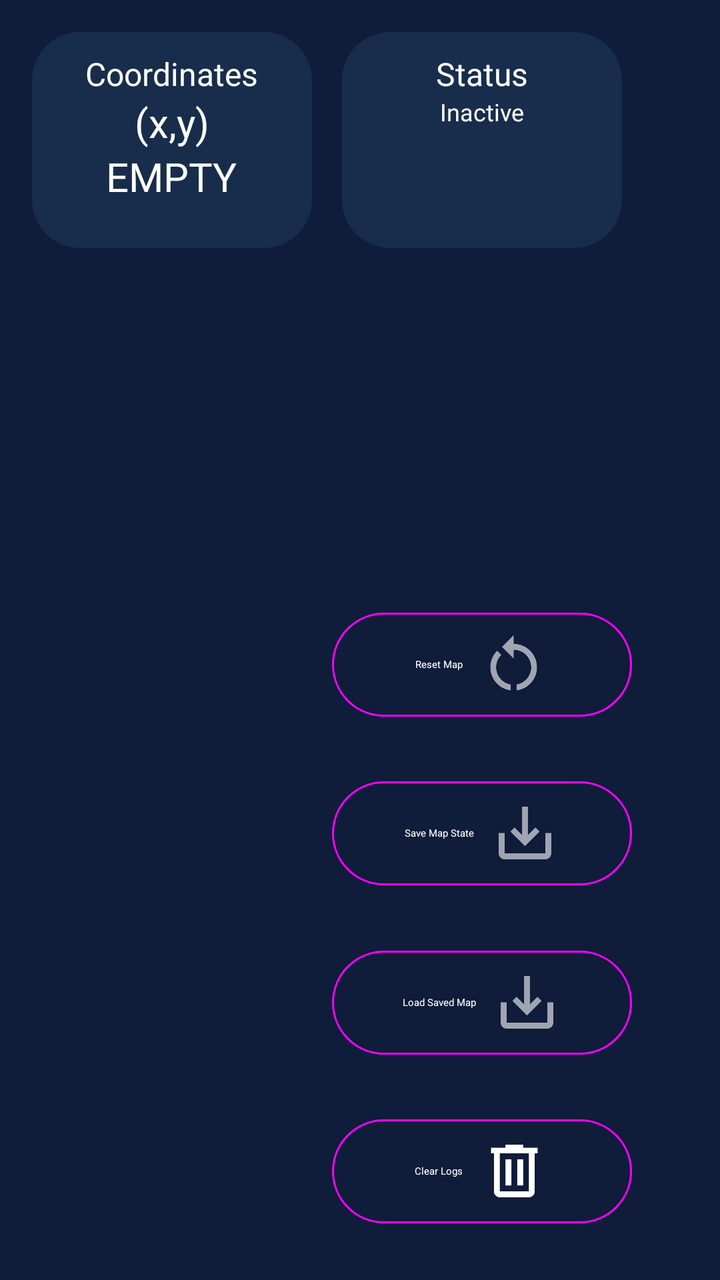
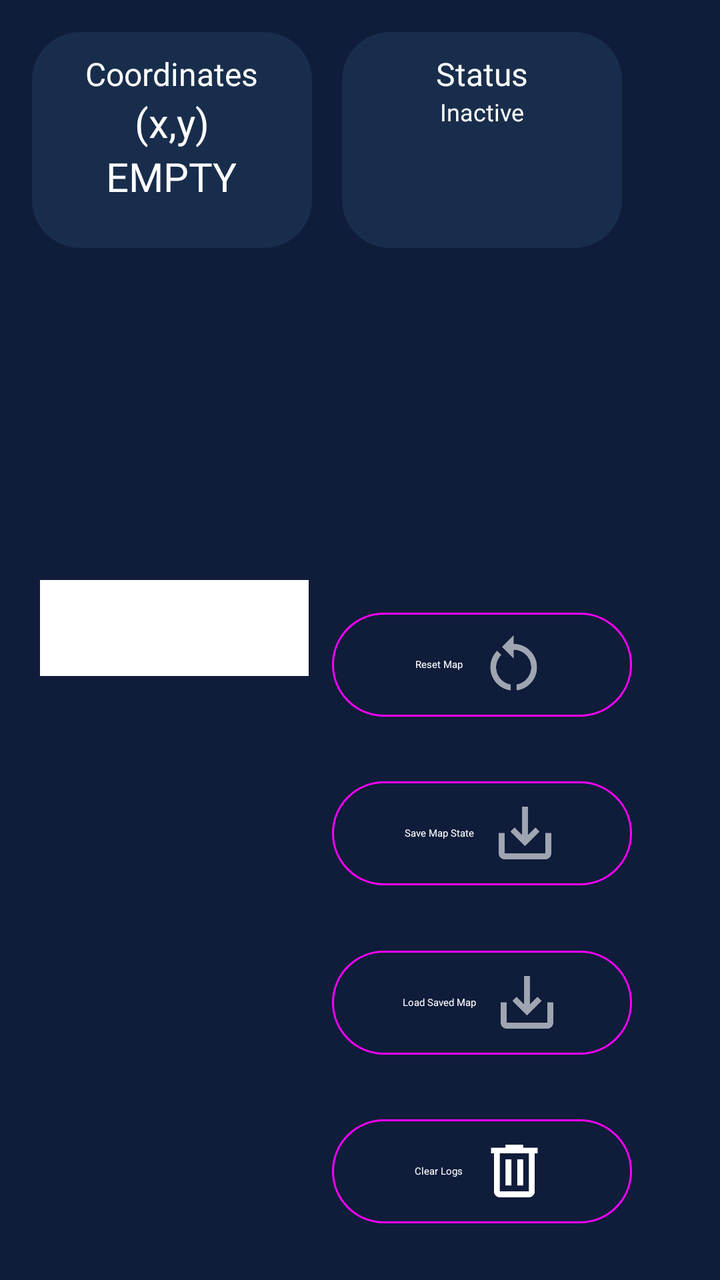

An Android layout rendered at two revisions. The XML below is the earlier revision; the diff shows what the commit changed to produce the second picture.
<!-- AndroidManifest.xml: application theme Theme.Sc2079 -->
<!-- res/layout/activity_main.xml -->
<?xml version="1.0" encoding="utf-8"?>

<androidx.constraintlayout.widget.ConstraintLayout xmlns:android="http://schemas.android.com/apk/res/android"
    xmlns:app="http://schemas.android.com/apk/res-auto"
    xmlns:tools="http://schemas.android.com/tools"
    android:id="@+id/container"
    android:layout_width="match_parent"
    android:layout_height="match_parent"
    android:background="@color/dark_blue_700">

    
    <LinearLayout
        android:id="@+id/headerBar"
        android:layout_width="0dp"
        android:layout_height="wrap_content"
        android:orientation="horizontal"
        android:background="@color/dark_blue_700"
        android:gravity="center_vertical"
        android:padding="16dp"
        app:layout_constraintTop_toTopOf="parent"
        app:layout_constraintStart_toStartOf="parent"
        app:layout_constraintEnd_toEndOf="parent">

        <LinearLayout
            android:layout_width="450dp"
            android:layout_height="match_parent"
            android:orientation="horizontal">

            
            <LinearLayout
                android:layout_width="140dp"
                android:layout_height="match_parent"
                android:orientation="vertical"
                android:padding="10dp"
                android:background="@drawable/rounded_status_background"
                android:backgroundTint="@color/dark_blue_200">

                <TextView
                    android:layout_width="wrap_content"
                    android:layout_height="wrap_content"
                    android:layout_gravity="center"
                    android:text="Coordinates"
                    android:textSize="16sp"
                    android:textColor="@color/white"
                    android:fontFamily="@font/poppins_bold" />

                <TextView
                    android:id="@+id/give_vehicle_coord_now"
                    android:layout_width="wrap_content"
                    android:layout_height="wrap_content"
                    android:layout_gravity="center"
                    android:text="(x,y)"
                    android:textSize="20sp"
                    android:textColor="@color/white"
                    android:fontFamily="@font/poppins_regular" />

                <TextView
                    android:id="@+id/give_vehicle_direction_now"
                    android:layout_width="wrap_content"
                    android:layout_height="wrap_content"
                    android:layout_gravity="center"
                    android:fontFamily="@font/poppins_regular"
                    android:text="EMPTY"
                    android:textColor="@color/white"
                    android:textSize="20sp" />
            </LinearLayout>

            

            
            <LinearLayout
                android:layout_width="140dp"
                android:layout_height="match_parent"
                android:orientation="vertical"
                android:padding="10dp"
                android:background="@drawable/rounded_status_background"
                android:backgroundTint="@color/dark_blue_200"
                android:layout_marginStart="15dp">

                <TextView
                    android:layout_width="wrap_content"
                    android:layout_height="wrap_content"
                    android:layout_gravity="center"
                    android:text="Status"
                    android:textSize="16sp"
                    android:textColor="@color/white"
                    android:fontFamily="@font/poppins_bold" />

                <TextView
                    android:id="@+id/give_vehicle_status_now"
                    android:layout_width="wrap_content"
                    android:layout_height="wrap_content"
                    android:layout_gravity="center"
                    android:text="Inactive"
                    android:textSize="12sp"
                    android:textColor="@color/white"
                    android:fontFamily="@font/poppins_regular" />
            </LinearLayout>
        </LinearLayout>
        <androidx.constraintlayout.widget.ConstraintLayout
            android:layout_width="match_parent"
            android:layout_height="match_parent"
            android:padding="10dp">

            <ImageButton
                android:id="@+id/btnCoordinates"
                android:layout_width="60dp"
                android:layout_height="60dp"
                android:layout_marginTop="18dp"
                android:layout_marginEnd="24dp"
                android:background="@drawable/button_rounded_square_background"
                android:backgroundTint="@color/cyan"
                android:contentDescription="Bluetooth"
                android:padding="15dp"
                android:scaleType="fitCenter"
                android:src="@drawable/ic_bluetooth_24dp"
                app:layout_constraintEnd_toStartOf="@+id/btnBluetooth"
                app:layout_constraintTop_toTopOf="parent"
                app:tint="@android:color/white" />

            <ImageButton
                android:id="@+id/btnAddCoordinate"
                android:layout_width="60dp"
                android:layout_height="60dp"
                android:layout_marginTop="18dp"
                android:layout_marginEnd="24dp"
                android:background="@drawable/button_rounded_square_background"
                android:backgroundTint="@color/cyan"
                android:contentDescription="Bluetooth"
                android:padding="15dp"
                android:scaleType="fitCenter"
                android:src="@drawable/ic_bluetooth_24dp"
                app:layout_constraintEnd_toStartOf="@+id/btnCoordinates"
                app:layout_constraintTop_toTopOf="parent"
                app:tint="@android:color/white" />

            <ImageButton
                android:id="@+id/btnBluetooth"
                android:layout_width="60dp"
                android:layout_height="60dp"
                android:layout_marginTop="18dp"
                android:layout_marginEnd="24dp"
                android:background="@drawable/button_rounded_square_background"
                android:backgroundTint="@color/cyan"
                android:contentDescription="Bluetooth"
                android:padding="15dp"
                android:scaleType="fitCenter"
                android:src="@drawable/ic_bluetooth_24dp"
                app:layout_constraintEnd_toEndOf="parent"
                app:layout_constraintTop_toTopOf="parent"
                app:tint="@android:color/white" />

            <ImageView
                android:id="@+id/bluetoothStatus"
                android:layout_width="30dp"
                android:layout_height="30dp"
                android:background="@drawable/circle_background"
                android:backgroundTint="@color/status_disconnected"
                android:scaleType="fitCenter"
                android:src="@drawable/ic_status_disconnected_24dp"
                app:layout_constraintTop_toTopOf="@+id/btnBluetooth"
                app:layout_constraintEnd_toEndOf="@+id/btnBluetooth"
                android:layout_marginTop="40dp"
                android:layout_marginEnd="-10dp" />
        </androidx.constraintlayout.widget.ConstraintLayout>
    </LinearLayout>

    
    <androidx.constraintlayout.widget.ConstraintLayout
        android:id="@+id/constraintGridMapView"
        android:layout_width="750dp"
        android:layout_height="750dp"
        android:layout_marginTop="40dp"
        app:layout_constraintEnd_toEndOf="parent"
        app:layout_constraintStart_toStartOf="parent"
        app:layout_constraintTop_toBottomOf="@id/headerBar">

        
        <LinearLayout
            android:id="@+id/y_axis_numbers"
            android:layout_width="40dp"
            android:layout_height="0dp"
            android:gravity="center"
            android:orientation="vertical"
            android:paddingBottom="10dp"
            app:layout_constraintBottom_toTopOf="@+id/x_axis_numbers"
            app:layout_constraintStart_toStartOf="parent"
            app:layout_constraintTop_toTopOf="parent" />

        
        <LinearLayout
            android:id="@+id/x_axis_numbers"
            android:layout_width="0dp"
            android:layout_height="40dp"
            android:gravity="center"
            android:orientation="horizontal"
            android:paddingStart="5dp"
            app:layout_constraintBottom_toBottomOf="parent"
            app:layout_constraintEnd_toEndOf="parent"
            app:layout_constraintStart_toEndOf="@id/y_axis_numbers">

        </LinearLayout>

        
        <LinearLayout
            android:id="@+id/gridMapView"
            android:layout_width="710dp"
            android:layout_height="710dp"
            android:orientation="vertical"
            app:layout_constraintBottom_toTopOf="@id/x_axis_numbers"
            app:layout_constraintDimensionRatio="1:1"
            app:layout_constraintEnd_toEndOf="parent"
            app:layout_constraintStart_toEndOf="@id/y_axis_numbers"
            app:layout_constraintTop_toTopOf="parent">


        </LinearLayout>
    </androidx.constraintlayout.widget.ConstraintLayout>

    

    <androidx.constraintlayout.widget.ConstraintLayout
        android:id="@+id/joystick_tabs_layout"
        android:layout_width="0dp"
        android:layout_height="wrap_content"
        android:layout_marginHorizontal="20dp"
        app:layout_constraintBottom_toBottomOf="parent"
        app:layout_constraintEnd_toEndOf="parent"
        app:layout_constraintStart_toStartOf="parent">

        
        <androidx.constraintlayout.widget.ConstraintLayout
            android:id="@+id/joystickConstraintLayout"
            android:layout_width="0dp"
            android:layout_height="0dp"

            app:layout_constraintBottom_toBottomOf="parent"
            app:layout_constraintEnd_toStartOf="@+id/sub_navigation_bar"
            app:layout_constraintStart_toStartOf="parent"
            app:layout_constraintTop_toTopOf="parent">

            <io.github.controlwear.virtual.joystick.android.JoystickView
                android:id="@+id/joystickView"
                android:layout_width="174dp"
                android:layout_height="208dp"
                app:JV_backgroundColor="@color/cyan"
                app:JV_borderColor="@color/white"
                app:JV_borderWidth="4dp"
                app:JV_buttonColor="@color/magenta"
                app:JV_buttonSizeRatio="15%"
                app:JV_fixedCenter="false"
                app:layout_constraintEnd_toEndOf="parent"
                app:layout_constraintStart_toStartOf="parent" />

            <ImageButton
                android:id="@+id/reverse_left_button"
                android:layout_width="60dp"
                android:layout_height="40dp"
                android:background="@drawable/button_rounded_square_background"
                android:src="@drawable/reverse_left_button"
                app:JV_buttonColor="@color/magenta"
                app:layout_constraintStart_toStartOf="parent"
                app:layout_constraintTop_toBottomOf="@id/joystickView"
                app:tint="@android:color/white" />

            <ImageButton
                android:id="@+id/reverse_right_button"
                android:layout_width="60dp"
                android:layout_height="40dp"
                android:background="@drawable/button_rounded_square_background"
                android:backgroundTint="@color/magenta"
                android:src="@drawable/reverse_right_button"
                app:layout_constraintEnd_toEndOf="parent"
                app:layout_constraintTop_toBottomOf="@id/joystickView"
                app:tint="@android:color/white" />
        </androidx.constraintlayout.widget.ConstraintLayout>

        
        <LinearLayout
            android:id="@+id/change_save_layout"
            android:layout_width="wrap_content"
            android:layout_height="wrap_content"
            android:layout_marginTop="10dp"
            android:orientation="vertical"
            app:layout_constraintStart_toStartOf="@id/joystickConstraintLayout"
            app:layout_constraintTop_toBottomOf="@id/joystickConstraintLayout">

        </LinearLayout>

        <com.google.android.material.button.MaterialButton
            android:id="@+id/save_map_button"
            style="@style/Widget.Material3.Button.OutlinedButton"
            android:layout_width="150dp"
            android:layout_height="60dp"
            android:layout_marginStart="12dp"
            android:layout_marginTop="12dp"
            android:layout_marginEnd="24dp"
            android:layout_marginBottom="12dp"
            android:text="Save Map State"
            android:textColor="@color/white"
            app:icon="@drawable/save_map_icon"
            app:iconGravity="textEnd"
            app:iconPadding="8dp"
            app:iconSize="35dp"
            app:iconTint="@android:color/white"
            app:layout_constraintBottom_toTopOf="@+id/load_map_button"
            app:layout_constraintEnd_toEndOf="parent"
            app:layout_constraintStart_toEndOf="@+id/sub_navigation_bar"
            app:layout_constraintTop_toBottomOf="@+id/reset_map_button" />

        <com.google.android.material.button.MaterialButton
            android:id="@+id/load_map_button"
            style="@style/Widget.Material3.Button.OutlinedButton"
            android:layout_width="150dp"
            android:layout_height="60dp"
            android:layout_marginStart="12dp"
            android:layout_marginTop="12dp"
            android:layout_marginEnd="24dp"
            android:layout_marginBottom="12dp"
            android:text="Load Saved Map"
            android:textColor="@color/white"
            app:icon="@drawable/save_map_icon"
            app:iconGravity="textEnd"
            app:iconPadding="8dp"
            app:iconSize="35dp"
            app:iconTint="@android:color/white"
            app:layout_constraintBottom_toTopOf="@+id/clear_logs_button"
            app:layout_constraintEnd_toEndOf="parent"
            app:layout_constraintStart_toEndOf="@+id/sub_navigation_bar"
            app:layout_constraintTop_toBottomOf="@+id/save_map_button" />

        <com.google.android.material.button.MaterialButton
            android:id="@+id/clear_logs_button"
            style="@style/Widget.Material3.Button.OutlinedButton"
            android:layout_width="150dp"
            android:layout_height="60dp"
            android:layout_marginStart="12dp"
            android:layout_marginTop="12dp"
            android:layout_marginEnd="24dp"
            android:layout_marginBottom="24dp"
            android:text="Clear Logs"
            android:textColor="@color/white"
            app:icon="@drawable/outline_delete_24dp"
            app:iconGravity="textEnd"
            app:iconPadding="8dp"
            app:iconSize="35dp"
            app:iconTint="@android:color/white"
            app:layout_constraintBottom_toBottomOf="parent"
            app:layout_constraintEnd_toEndOf="parent"
            app:layout_constraintStart_toEndOf="@+id/sub_navigation_bar"
            app:layout_constraintTop_toBottomOf="@+id/load_map_button" />

        <com.google.android.material.button.MaterialButton
            android:id="@+id/reset_map_button"
            style="@style/Widget.Material3.Button.OutlinedButton"
            android:layout_width="150dp"
            android:layout_height="60dp"
            android:layout_marginStart="12dp"
            android:layout_marginTop="12dp"
            android:layout_marginEnd="24dp"
            android:layout_marginBottom="12dp"
            android:text="Reset Map"
            android:textColor="@color/white"
            app:icon="@drawable/restart_icon"
            app:iconGravity="textEnd"
            app:iconPadding="8dp"
            app:iconSize="35dp"
            app:iconTint="@android:color/white"
            app:layout_constraintBottom_toTopOf="@+id/save_map_button"
            app:layout_constraintEnd_toEndOf="parent"
            app:layout_constraintStart_toEndOf="@+id/sub_navigation_bar"
            app:layout_constraintTop_toTopOf="parent" />

        
        <androidx.viewpager.widget.ViewPager
            android:id="@+id/sub_navigation_bar"
            android:layout_width="400dp"
            android:layout_height="350dp"
            app:layout_constraintEnd_toStartOf="@+id/save_map_button"
            app:layout_constraintStart_toEndOf="@+id/joystickConstraintLayout"
            app:layout_constraintTop_toTopOf="parent" />
    </androidx.constraintlayout.widget.ConstraintLayout>


</androidx.constraintlayout.widget.ConstraintLayout>
<!-- resources referenced by this layout -->
<resources>
  <color name="cyan">#26B5CB</color>
  <color name="dark_blue_200">#182D4B</color>
  <color name="dark_blue_700">#0F1C3A</color>
  <color name="magenta">#F137A5</color>
  <color name="status_disconnected">#EF5252</color>
  <color name="white">#FFFFFFFF</color>
  <!-- drawable button_rounded_square_background (drawable) -->
  <?xml version="1.0" encoding="utf-8"?>
  
  <shape xmlns:android="http://schemas.android.com/apk/res/android"
      android:shape="rectangle">
      <solid android:color="@color/cyan"/>
      <corners android:radius="12dp" />
  </shape>
  <!-- drawable circle_background (drawable) -->
  <?xml version="1.0" encoding="utf-8"?>
  
  <shape xmlns:android="http://schemas.android.com/apk/res/android"
      android:shape="oval">
      <solid android:color="@color/white" />
      <size android:width="24dp" android:height="24dp" />
  </shape>
  <!-- drawable reverse_left_button (drawable-anydpi) -->
  <vector xmlns:android="http://schemas.android.com/apk/res/android"
      android:width="24dp"
      android:height="24dp"
      android:viewportWidth="24"
      android:viewportHeight="24"
      android:tint="#333333"
      android:alpha="0.6">
    <path
        android:fillColor="@android:color/white"
        android:pathData="M11,9l1.42,1.42L8.83,14H18V4h2v12H8.83l3.59,3.58L11,21l-6,-6 6,-6z"/>
  </vector>
  <!-- drawable reverse_right_button (drawable-anydpi) -->
  <vector xmlns:android="http://schemas.android.com/apk/res/android"
      android:width="24dp"
      android:height="24dp"
      android:viewportWidth="24"
      android:viewportHeight="24"
      android:tint="#333333"
      android:alpha="0.6">
    <path
        android:fillColor="@android:color/white"
        android:pathData="M19,15l-6,6 -1.42,-1.42L15.17,16H4V4h2v10h9.17l-3.59,-3.58L13,9l6,6z"/>
  </vector>
  <!-- drawable rounded_status_background (drawable) -->
  <?xml version="1.0" encoding="utf-8"?>
  
  <shape xmlns:android="http://schemas.android.com/apk/res/android"
      android:shape="rectangle">
      <solid android:color="#AAAAAA" />
      <corners android:radius="24dp" />
      <solid android:color="@color/cyan" />
      <corners android:radius="24dp" />
  </shape>
  <!-- drawable save_map_icon (drawable-anydpi) -->
  <vector xmlns:android="http://schemas.android.com/apk/res/android"
      android:width="24dp"
      android:height="24dp"
      android:viewportWidth="24"
      android:viewportHeight="24"
      android:tint="#333333"
      android:alpha="0.6">
    <path
        android:fillColor="@android:color/white"
        android:pathData="M19,12v7L5,19v-7L3,12v7c0,1.1 0.9,2 2,2h14c1.1,0 2,-0.9 2,-2v-7h-2zM13,12.67l2.59,-2.58L17,11.5l-5,5 -5,-5 1.41,-1.41L11,12.67L11,3h2z"/>
  </vector>
  <color name="purple_700">#FF3700B3</color>
  <color name="teal_700">#FF018786</color>
  <color name="black">#FF000000</color>
  <!-- unchanged entries left out for length: 5 -->
</resources>

<!-- the commit's change to res/layout/activity_main.xml (unified diff, before → after) -->
@@ -110,10 +110,10 @@
                 android:layout_marginEnd="24dp"
                 android:background="@drawable/button_rounded_square_background"
                 android:backgroundTint="@color/cyan"
-                android:contentDescription="Bluetooth"
+                android:contentDescription="Coordinates"
                 android:padding="15dp"
                 android:scaleType="fitCenter"
-                android:src="@drawable/ic_bluetooth_24dp"
+                android:src="@drawable/ic_dashboard_black_24dp"
                 app:layout_constraintEnd_toStartOf="@+id/btnBluetooth"
                 app:layout_constraintTop_toTopOf="parent"
                 app:tint="@android:color/white" />
@@ -126,10 +126,10 @@
                 android:layout_marginEnd="24dp"
                 android:background="@drawable/button_rounded_square_background"
                 android:backgroundTint="@color/cyan"
-                android:contentDescription="Bluetooth"
+                android:contentDescription="Add Coordinate"
                 android:padding="15dp"
                 android:scaleType="fitCenter"
-                android:src="@drawable/ic_bluetooth_24dp"
+                android:src="@drawable/plus_for_enter"
                 app:layout_constraintEnd_toStartOf="@+id/btnCoordinates"
                 app:layout_constraintTop_toTopOf="parent"
                 app:tint="@android:color/white" />
@@ -235,7 +235,7 @@
             android:layout_height="0dp"
 
             app:layout_constraintBottom_toBottomOf="parent"
-            app:layout_constraintEnd_toStartOf="@+id/sub_navigation_bar"
+            app:layout_constraintEnd_toStartOf="@+id/sub_navigation_container"
             app:layout_constraintStart_toStartOf="parent"
             app:layout_constraintTop_toTopOf="parent">
 
@@ -305,7 +305,7 @@
             app:iconTint="@android:color/white"
             app:layout_constraintBottom_toTopOf="@+id/load_map_button"
             app:layout_constraintEnd_toEndOf="parent"
-            app:layout_constraintStart_toEndOf="@+id/sub_navigation_bar"
+            app:layout_constraintStart_toEndOf="@+id/sub_navigation_container"
             app:layout_constraintTop_toBottomOf="@+id/reset_map_button" />
 
         <com.google.android.material.button.MaterialButton
@@ -326,7 +326,7 @@
             app:iconTint="@android:color/white"
             app:layout_constraintBottom_toTopOf="@+id/clear_logs_button"
             app:layout_constraintEnd_toEndOf="parent"
-            app:layout_constraintStart_toEndOf="@+id/sub_navigation_bar"
+            app:layout_constraintStart_toEndOf="@+id/sub_navigation_container"
             app:layout_constraintTop_toBottomOf="@+id/save_map_button" />
 
         <com.google.android.material.button.MaterialButton
@@ -347,7 +347,7 @@
             app:iconTint="@android:color/white"
             app:layout_constraintBottom_toBottomOf="parent"
             app:layout_constraintEnd_toEndOf="parent"
-            app:layout_constraintStart_toEndOf="@+id/sub_navigation_bar"
+            app:layout_constraintStart_toEndOf="@+id/sub_navigation_container"
             app:layout_constraintTop_toBottomOf="@+id/load_map_button" />
 
         <com.google.android.material.button.MaterialButton
@@ -368,17 +368,32 @@
             app:iconTint="@android:color/white"
             app:layout_constraintBottom_toTopOf="@+id/save_map_button"
             app:layout_constraintEnd_toEndOf="parent"
-            app:layout_constraintStart_toEndOf="@+id/sub_navigation_bar"
+            app:layout_constraintStart_toEndOf="@+id/sub_navigation_container"
             app:layout_constraintTop_toTopOf="parent" />
 
         
-        <androidx.viewpager.widget.ViewPager
-            android:id="@+id/sub_navigation_bar"
+        <LinearLayout
+            android:id="@+id/sub_navigation_container"
             android:layout_width="400dp"
             android:layout_height="350dp"
+            android:orientation="vertical"
             app:layout_constraintEnd_toStartOf="@+id/save_map_button"
             app:layout_constraintStart_toEndOf="@+id/joystickConstraintLayout"
-            app:layout_constraintTop_toTopOf="parent" />
+            app:layout_constraintTop_toTopOf="parent">
+
+            <com.google.android.material.tabs.TabLayout
+                android:id="@+id/tabs"
+                android:layout_width="match_parent"
+                android:layout_height="wrap_content"
+                app:tabMode="fixed"
+                app:tabGravity="fill" />
+
+            <androidx.viewpager.widget.ViewPager
+                android:id="@+id/sub_navigation_bar"
+                android:layout_width="match_parent"
+                android:layout_height="0dp"
+                android:layout_weight="1" />
+        </LinearLayout>
     </androidx.constraintlayout.widget.ConstraintLayout>
 
 
<!-- resource entries referenced after the edit -->
@@ -22,6 +22,26 @@
       <solid android:color="@color/white" />
       <size android:width="24dp" android:height="24dp" />
   </shape>
+  <!-- drawable ic_dashboard_black_24dp (drawable) -->
+  <vector xmlns:android="http://schemas.android.com/apk/res/android"
+      android:width="24dp"
+      android:height="24dp"
+      android:viewportWidth="24.0"
+      android:viewportHeight="24.0">
+      <path
+          android:fillColor="#FF000000"
+          android:pathData="M3,13h8L11,3L3,3v10zM3,21h8v-6L3,15v6zM13,21h8L21,11h-8v10zM13,3v6h8L21,3h-8z" />
+  </vector>
+  <!-- drawable plus_for_enter (drawable-anydpi) -->
+  <vector xmlns:android="http://schemas.android.com/apk/res/android"
+      android:width="24dp"
+      android:height="24dp"
+      android:viewportWidth="960"
+      android:viewportHeight="960">
+    <path
+        android:fillColor="@android:color/white"
+        android:pathData="M440,840L440,520L120,520L120,440L440,440L440,120L520,120L520,440L840,440L840,520L520,520L520,840L440,840Z"/>
+  </vector>
   <!-- drawable reverse_left_button (drawable-anydpi) -->
   <vector xmlns:android="http://schemas.android.com/apk/res/android"
       android:width="24dp"
